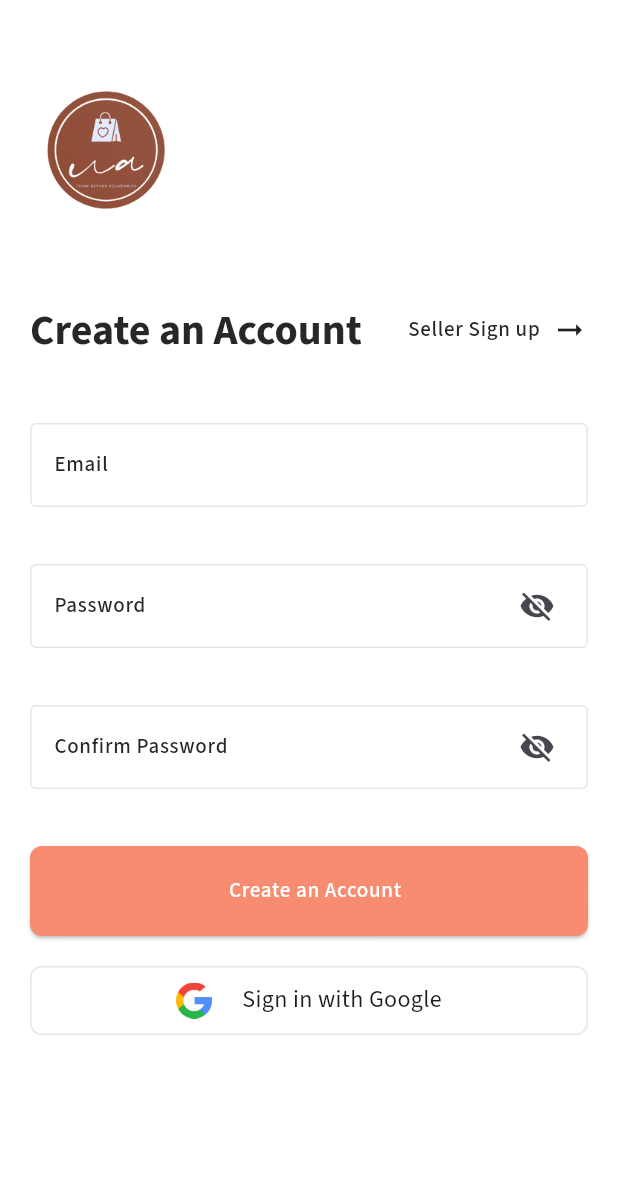
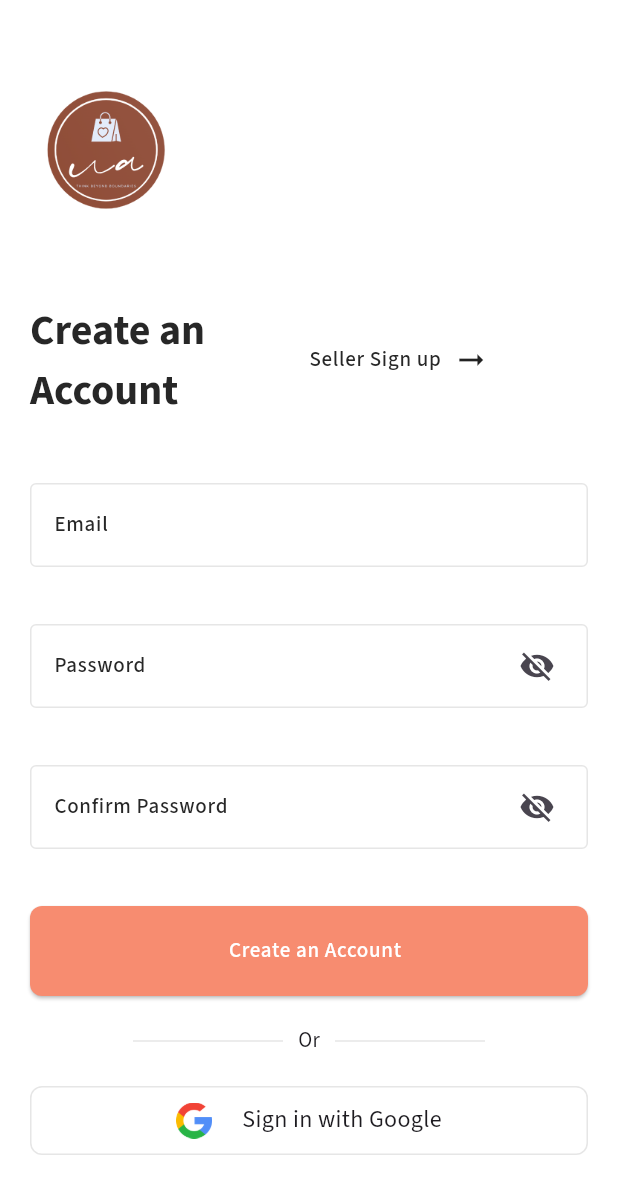
Before and after one commit to umamahacse/ecommerce_FE, a Flutter app: the BuyerRegister screen opened by its route, on a phone screen of 412 x 824 dp. Shown: the top 1194 px of the screen. Run offline on Flutter 3.47's test engine with Material 3 defaults, Android fonts, the phone set to English and light mode, and no system bars; our stand-ins replace dio, firebase_auth, firebase_core, flutter_screenutil, flutter_svg, go_router and 2 more; accounts and stored records are empty; generated files the repository leaves out were written again.

Commit message:
Google sign-in implementation done.

```diff
--- a/lib/features/buyer/authentication/view/register_form.dart
+++ b/lib/features/buyer/authentication/view/register_form.dart
@@ -36,22 +36,27 @@ class RegisterForm extends StatelessWidget {
                     child: const AppLogo())
                 : const SizedBox.shrink(),
             Row(
-              mainAxisAlignment: MainAxisAlignment.spaceBetween,
               children: [
-                Text(
+                Expanded(
+                  child: Text(
                     AppLocalizations.of(context).create_account,
                     style: FontStyles.displaySmall
                         .copyWith(fontWeight: FontWeight.bold),
                   ),
-                Row(
+                ),
+                Flexible(
+                  child: Row(
                     children: [
-                    Text(AppLocalizations.of(context).seller_signup,
+                      Flexible(
+                        child: Text(AppLocalizations.of(context).seller_signup,
                             style: FontStyles.labelMedium),
+                      ),
                       const SizedBox(
                         width: 8,
                       ),
                       const Icon(Icons.arrow_right_alt)
                     ],
+                  ),
                 )
               ],
             ),
@@ -118,6 +123,29 @@ class RegisterForm extends StatelessWidget {
                         backgroundColor: AppColors.primaryColor,
                         textStyle: FontStyles.labelMedium
                             .copyWith(color: AppColors.white)),
+                  ),
+                  const SizedBox(height: 20,),
+                  Row(
+                    mainAxisAlignment: MainAxisAlignment.center,
+                    children: [
+                      Flexible(
+                        child: Container(
+                          color: AppColors.inActiveBorder,
+                          height: 1,
+                          width: 100,
+                        ),
+                      ),
+                      const SizedBox(width: 10,),
+                      const Text('Or'),
+                      const SizedBox(width: 10,),
+                      Flexible(
+                        child: Container(
+                          color: AppColors.inActiveBorder,
+                          height: 1,
+                          width: 100,
+                        ),
+                      ),
+                    ],
                   ),
                   const SizedBox(height: 20,),
                   SizedBox(
```
Lines whose indentation alone changed are shown as unchanged.
